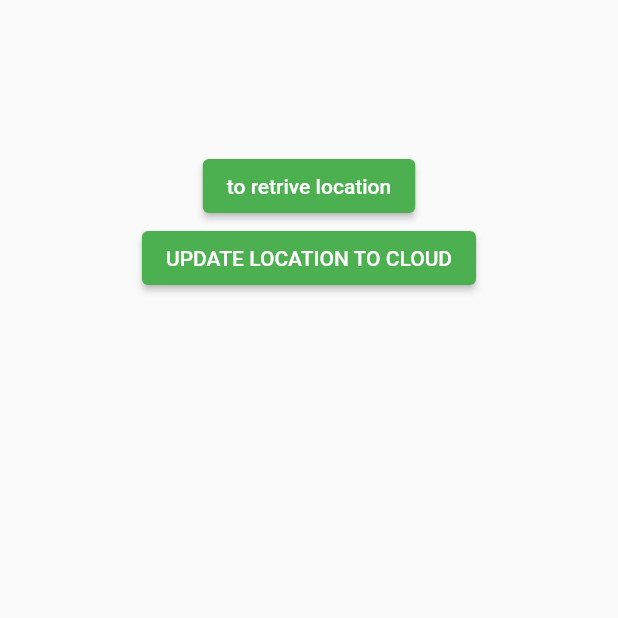
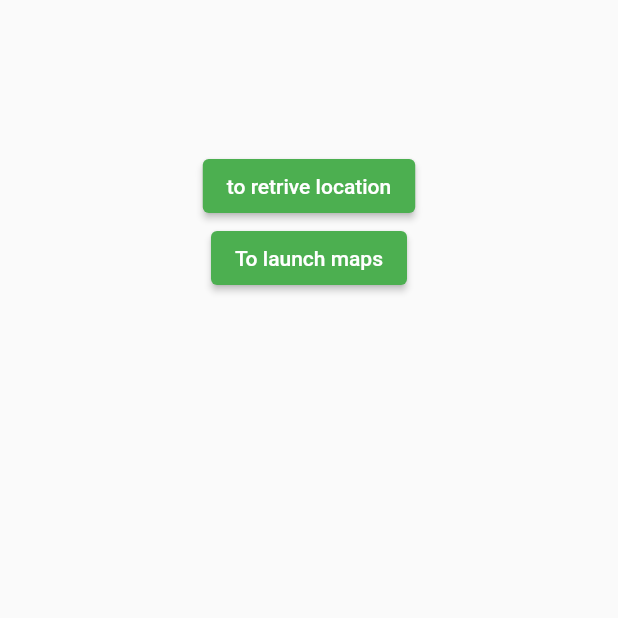
Before and after one commit to mustaaf21/location_app, a Flutter app: the locationFinal screen opened directly, on a phone screen of 412 x 824 dp, the top half of it. Run offline on Flutter 3.47's test engine with Material 2 defaults, Android fonts, the phone set to English and light mode, and no system bars; our stand-ins replace cloud_firestore, firebase_core, geolocator; accounts and stored records are empty.

Commit message:
Update locationpage.dart

```diff
--- a/lib/locationpage.dart
+++ b/lib/locationpage.dart
@@ -38,7 +38,7 @@ class _locationFinalState extends State<locationFinal> {
               onPressed: () async {
                 await _launchURL();
               },
-              child: const Text('UPDATE LOCATION TO CLOUD')),
+              child: const Text('To launch maps')),
         ],
       )))),
     );
```
